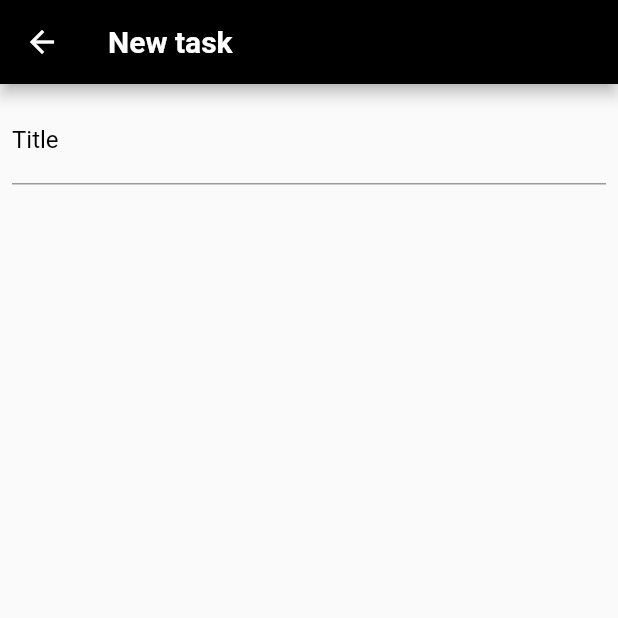
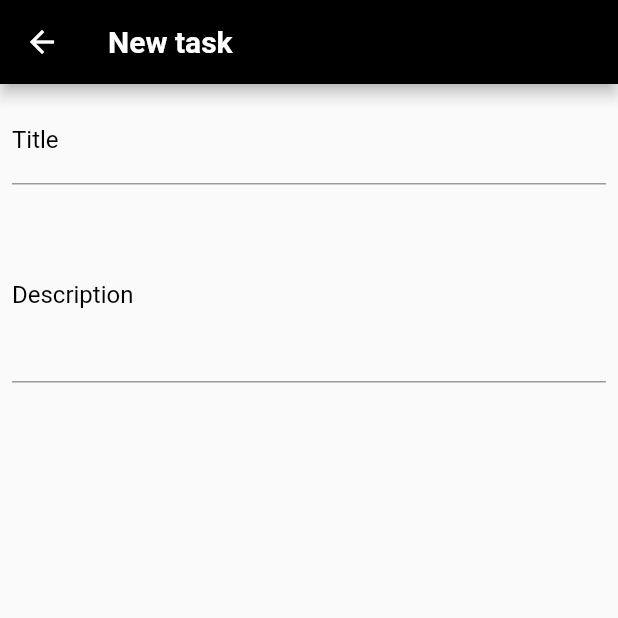
Before and after one commit to gabrielrmn/todolist, a Flutter app: the CreateCard screen opened directly, on a phone screen of 412 x 824 dp, the top half of it. Run offline on Flutter 3.47's test engine with Material 2 defaults, Android fonts, the phone set to English and light mode, and no system bars; our stand-ins replace auto_size_text, google_fonts, splashscreen.

Commit message:
update card

```diff
--- a/lib/pages/todolist.createcard.dart
+++ b/lib/pages/todolist.createcard.dart
@@ -48,6 +48,27 @@ class CreateCard extends StatelessWidget {
                   ),
                 ),
               ),
+              Padding(
+                padding: EdgeInsets.all(8.0),
+                child: TextField(
+                  keyboardType: TextInputType.text,
+                  minLines: 4,
+                  maxLines: null,
+                  decoration: InputDecoration(
+                    labelText: "Description",
+                    labelStyle: TextStyle(
+                      color: Colors.black,
+                    ),
+                    hintText: "Type the description of the task here",
+                    focusColor: Colors.black,
+                    focusedBorder: OutlineInputBorder(
+                      borderRadius: BorderRadius.all(Radius.circular(4)),
+                      borderSide: BorderSide(width: 1, color: Colors.black),
+                    ),
+                    fillColor: Colors.black,
+                  ),
+                ),
+              ),
             ],
           ),
         ],
```
